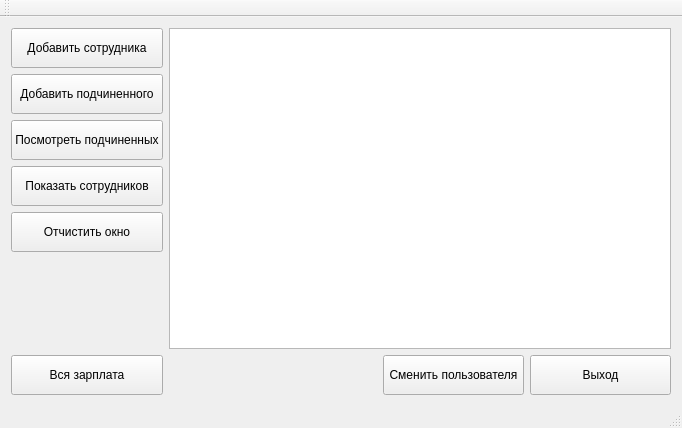
evgenysankovich/employee_system, file Employees/mainwindow.ui: the form before one commit.
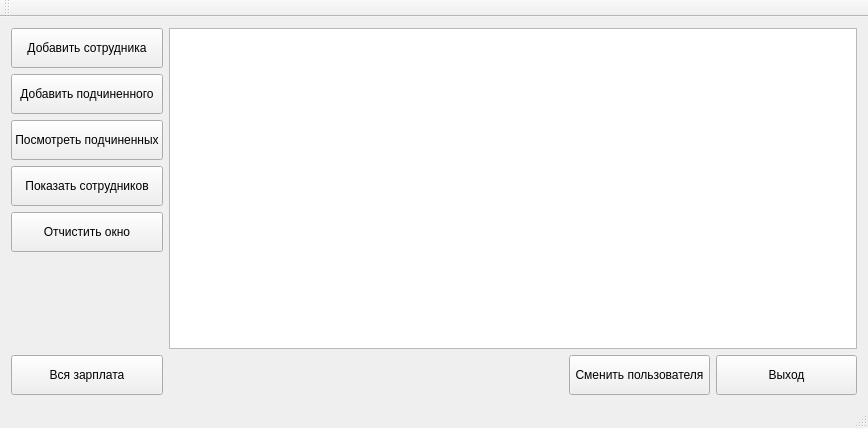
The form after the commit. Icons and pictures are not drawn.

Commit message: Добавлены иконки к кнопкам

```diff
--- a/Employees/mainwindow.ui
+++ b/Employees/mainwindow.ui
@@ -6,7 +6,7 @@
    <rect>
     <x>0</x>
     <y>0</y>
-    <width>682</width>
+    <width>868</width>
     <height>428</height>
    </rect>
   </property>
```
Left out of the diff: 68 changed lines with no effect on the pictures. The commit also changes 2 other files.
